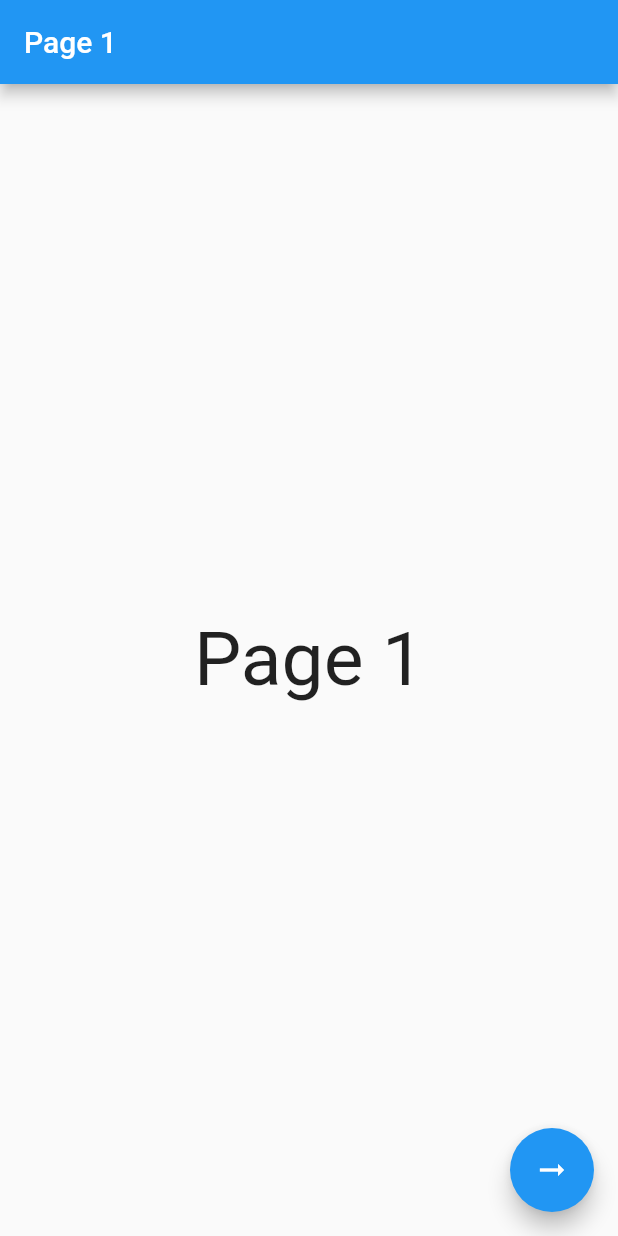
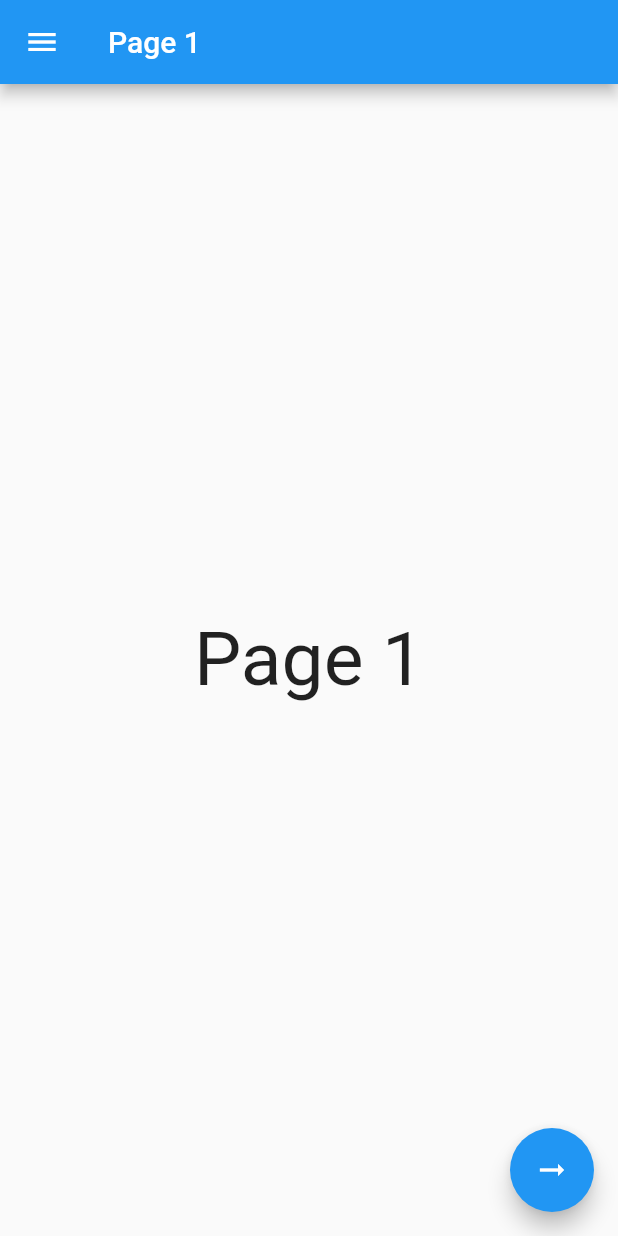
Before and after one commit to Dedi-edot/flutter-course, a Flutter app: the Page1 screen opened directly, on a phone screen of 412 x 824 dp. Run offline on Flutter 3.47's test engine with Material 2 defaults, Android fonts, the phone set to English and light mode, and no system bars; our stand-ins replace faker; statements that could not run were skipped.

Commit message:
3rd Commit

```diff
--- a/lib/routing/page1.dart
+++ b/lib/routing/page1.dart
@@ -1,4 +1,5 @@
 import 'package:course/routing/page2.dart';
+import 'package:course/routing/page3.dart';
 import 'package:flutter/material.dart';
 
 class Page1 extends StatelessWidget {
@@ -10,6 +11,41 @@ class Page1 extends StatelessWidget {
       appBar: AppBar(
         title: Text("Page 1"),
       ),
+      drawer: Drawer(
+          child: Column(
+        children: [
+          Container(
+            height: 150,
+            padding: EdgeInsets.all(20),
+            alignment: Alignment.bottomLeft,
+            color: Colors.red,
+            child: Text("Menu Pilihan",
+                style: TextStyle(fontSize: 24, color: Colors.white)),
+          ),
+          ListTile(
+            onTap: () {
+              Navigator.of(context).pushReplacement(
+                  MaterialPageRoute(builder: (context) => Page3()));
+            },
+            leading: Icon(
+              Icons.photo_album,
+              size: 30,
+            ),
+            title: Text(
+              "Album",
+              style: TextStyle(fontSize: 20),
+            ),
+          ),
+          ListTile(
+            onTap: () {},
+            leading: Icon(Icons.settings, size: 30),
+            title: Text(
+              "Setting",
+              style: TextStyle(fontSize: 20),
+            ),
+          ),
+        ],
+      )),
       body: Center(
         child: Text(
           "Page 1",
```
Also changed, not shown: lib/main.dart (+15 -10 lines), lib/main1.dart (deleted, +0 -29 lines), lib/main_route.dart (added, +25 -0 lines), lib/map_product.dart (added, +71 -0 lines), lib/models/product.dart (added, +10 -0 lines), lib/routing/page3.dart (+37 -0 lines).
